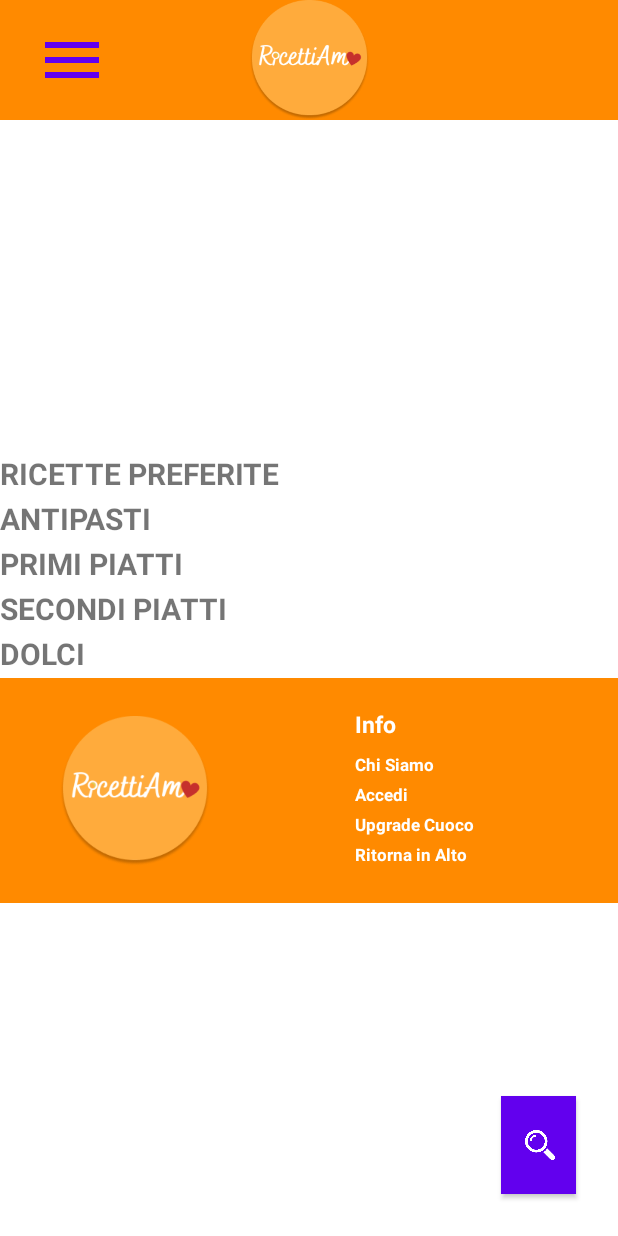
After one commit to filippoarmani/ricettiamo, an Android app: the HomepageActivity screen opened directly, with no data from a screen before it, on a phone screen of 412 x 824 dp. The commit adds this screen. Run offline under Robolectric (Android 15) with nearby library versions, the phone set to English and light mode, and no system bars; our stand-ins replace navigation-ui; 3 statements that could not run were skipped.

Commit message:
homepage - manca da aggiungere le foto tra i titoli delle sezioni - bisogna sostituire il titolo della page in alto con quella corretta - le tree lineette in alto devono essere bianche - il bottone ricerca deve essere arancione (questi ultimi due punti citati possono essere risolti togliendo il colore viola dalla lista color ma credo sia più corretto sostituire il colore primario ma devo vedere dove) - bisogna rendere onClick le textView in basso oppure farle diventare bottoni

```diff
--- /dev/null
+++ b/app/src/main/java/cfgmm/ricettiamo/HomepageActivity.java
@@ -0,0 +1,41 @@
+package cfgmm.ricettiamo;
+
+import android.os.Bundle;
+
+import com.google.android.material.snackbar.Snackbar;
+
+import androidx.appcompat.app.AppCompatActivity;
+
+import android.view.View;
+
+import androidx.navigation.NavController;
+import androidx.navigation.Navigation;
+import androidx.navigation.ui.AppBarConfiguration;
+import androidx.navigation.ui.NavigationUI;
+
+import cfgmm.ricettiamo.databinding.ActivityHomepageBinding;
+
+public class HomepageActivity extends AppCompatActivity {
+
+    private AppBarConfiguration appBarConfiguration;
+    private ActivityHomepageBinding binding;
+
+    @Override
+    protected void onCreate(Bundle savedInstanceState) {
+        super.onCreate(savedInstanceState);
+
+        binding = ActivityHomepageBinding.inflate(getLayoutInflater());
+        setContentView(binding.getRoot());
+
+        NavController navController = Navigation.findNavController(this, R.id.nav_host_fragment_content_homepage);
+        appBarConfiguration = new AppBarConfiguration.Builder(navController.getGraph()).build();
+        NavigationUI.setupActionBarWithNavController(this, navController, appBarConfiguration);
+    }
+
+    @Override
+    public boolean onSupportNavigateUp() {
+        NavController navController = Navigation.findNavController(this, R.id.nav_host_fragment_content_homepage);
+        return NavigationUI.navigateUp(navController, appBarConfiguration)
+                || super.onSupportNavigateUp();
+    }
+}
--- /dev/null
+++ b/app/src/main/res/drawable/ic_baseline_menu_24.xml
@@ -0,0 +1,5 @@
+<vector android:height="24dp" android:tint="#FFFFFF"
+    android:viewportHeight="24" android:viewportWidth="24"
+    android:width="24dp" xmlns:android="http://schemas.android.com/apk/res/android">
+    <path android:fillColor="@android:color/white" android:pathData="M3,18h18v-2L3,16v2zM3,13h18v-2L3,11v2zM3,6v2h18L21,6L3,6z"/>
+</vector>
--- /dev/null
+++ b/app/src/main/res/layout/activity_homepage.xml
@@ -0,0 +1,204 @@
+<?xml version="1.0" encoding="utf-8"?>
+<androidx.constraintlayout.widget.ConstraintLayout xmlns:android="http://schemas.android.com/apk/res/android"
+    xmlns:app="http://schemas.android.com/apk/res-auto"
+    xmlns:tools="http://schemas.android.com/tools"
+    android:layout_width="match_parent"
+    android:layout_height="match_parent"
+    tools:context=".HomepageActivity"
+    android:orientation="horizontal">
+
+    <androidx.constraintlayout.widget.ConstraintLayout
+        android:id="@+id/constraintLayout"
+        android:layout_width="match_parent"
+        android:layout_height="80dp"
+        android:background="@color/orange"
+        android:orientation="vertical"
+        app:layout_constraintEnd_toEndOf="parent"
+        app:layout_constraintStart_toStartOf="parent"
+        app:layout_constraintTop_toTopOf="parent">
+
+        <ImageView
+            android:id="@+id/imageView"
+            android:layout_width="wrap_content"
+            android:layout_height="wrap_content"
+            app:layout_constraintBottom_toBottomOf="parent"
+            app:layout_constraintEnd_toEndOf="parent"
+            app:layout_constraintStart_toStartOf="parent"
+            app:layout_constraintTop_toTopOf="parent"
+            app:srcCompat="@drawable/logo" />
+
+        <Button
+            android:id="@+id/btn_menu"
+            android:layout_width="48dp"
+            android:layout_height="48dp"
+            android:layout_marginStart="24dp"
+            android:layout_marginTop="32dp"
+            android:layout_marginBottom="32dp"
+            android:background="@drawable/ic_baseline_menu_24"
+            app:layout_constraintBottom_toBottomOf="parent"
+            app:layout_constraintStart_toStartOf="parent"
+            app:layout_constraintTop_toTopOf="parent"
+            tools:ignore="SpeakableTextPresentCheck" />
+
+    </androidx.constraintlayout.widget.ConstraintLayout>
+
+    <LinearLayout
+        android:layout_width="match_parent"
+        android:layout_height="wrap_content"
+        android:orientation="vertical"
+        app:layout_constraintBottom_toBottomOf="parent"
+        app:layout_constraintEnd_toEndOf="parent"
+        app:layout_constraintStart_toStartOf="parent"
+        app:layout_constraintTop_toBottomOf="@+id/constraintLayout">
+
+        <TextView
+            android:id="@+id/textViewRicettePreferite"
+            android:layout_width="wrap_content"
+            android:layout_height="30dp"
+            android:layout_weight="1"
+            android:text="@string/ricette_preferite"
+            android:textAllCaps="true"
+            android:textSize="20sp"
+            android:textStyle="bold" />
+
+        <TextView
+            android:id="@+id/textViewAntipasti"
+            android:layout_width="wrap_content"
+            android:layout_height="30dp"
+            android:layout_weight="1"
+            android:textSize="20sp"
+            android:textAllCaps="true"
+            android:text="@string/antipasti"
+            android:textStyle="bold" />
+
+        <TextView
+            android:id="@+id/textViewPrimiPiatti"
+            android:layout_width="wrap_content"
+            android:layout_height="30dp"
+            android:layout_weight="1"
+            android:textSize="20sp"
+            android:textAllCaps="true"
+            android:text="@string/primi_piatti"
+            android:textStyle="bold" />
+
+        <TextView
+            android:id="@+id/textViewSecondiPiatti"
+            android:layout_width="wrap_content"
+            android:layout_height="30dp"
+            android:layout_weight="1"
+            android:textSize="20sp"
+            android:textAllCaps="true"
+            android:text="@string/secondi_piatti"
+            android:textStyle="bold" />
+
+        <TextView
+            android:id="@+id/textViewDolci"
+            android:layout_width="wrap_content"
+            android:layout_height="30dp"
+            android:layout_weight="1"
+            android:textSize="20sp"
+            android:textAllCaps="true"
+            android:text="@string/dolci"
+            android:textStyle="bold" />
+
+        <androidx.constraintlayout.widget.ConstraintLayout
+            android:layout_width="match_parent"
+            android:layout_height="150dp"
+            android:layout_weight="1"
+            android:background="@color/orange"
+            android:orientation="vertical">
+
+            <ImageView
+                android:id="@+id/imageViewBottom"
+                android:layout_width="100dp"
+                android:layout_height="100dp"
+                android:layout_marginStart="40dp"
+                app:layout_constraintBottom_toBottomOf="parent"
+                app:layout_constraintStart_toStartOf="parent"
+                app:layout_constraintTop_toTopOf="parent"
+                app:srcCompat="@drawable/logo" />
+
+            <LinearLayout
+                android:layout_width="wrap_content"
+                android:layout_height="wrap_content"
+                android:orientation="vertical"
+                app:layout_constraintBottom_toBottomOf="parent"
+                app:layout_constraintEnd_toEndOf="parent"
+                app:layout_constraintStart_toEndOf="@+id/imageViewBottom"
+                app:layout_constraintTop_toTopOf="parent">
+
+                <TextView
+                    android:id="@+id/textViewInfo"
+                    android:layout_width="wrap_content"
+                    android:layout_height="30dp"
+                    android:layout_weight="1"
+                    android:text="@string/info"
+                    android:textColor="@color/white"
+                    android:textSize="15sp"
+                    android:textStyle="bold" />
+
+                <!-- aggiungere onClick o far diventare bottoni i quattro seguenti-->
+
+                <TextView
+                    android:id="@+id/textView_ChiSiamo"
+                    android:layout_width="wrap_content"
+                    android:layout_height="20dp"
+                    android:layout_weight="1"
+                    android:background="#00FFFFFF"
+                    android:text="@string/chiSiamo"
+                    android:textColor="@color/white"
+                    android:textSize="11sp"
+                    android:textStyle="bold" />
+
+                <TextView
+                    android:id="@+id/textView_Accedi"
+                    android:layout_width="wrap_content"
+                    android:layout_height="20dp"
+                    android:layout_weight="1"
+                    android:background="#00FFFFFF"
+                    android:text="@string/accedi"
+                    android:textColor="@color/white"
+                    android:textSize="11sp"
+                    android:textStyle="bold" />
+
+                <TextView
+                    android:id="@+id/textView_UpgradeCuoco"
+                    android:layout_width="wrap_content"
+                    android:layout_height="20dp"
+                    android:layout_weight="1"
+                    android:background="#00FFFFFF"
+                    android:text="@string/upgradeCuoco"
+                    android:textColor="@color/white"
+                    android:textSize="11sp"
+                    android:textStyle="bold" />
+
+                <TextView
+                    android:id="@+id/textView_RitornaInAlto"
+                    android:layout_width="wrap_content"
+                    android:layout_height="20dp"
+                    android:layout_weight="1"
+                    android:background="#00FFFFFF"
+                    android:text="@string/ritornaInAlto"
+                    android:textColor="@color/white"
+                    android:textAlignment="textStart"
+                    android:textSize="11sp"
+                    android:textStyle="bold" />
+
+            </LinearLayout>
+        </androidx.constraintlayout.widget.ConstraintLayout>
+    </LinearLayout>
+
+    <Button
+        android:id="@+id/btn_search"
+        android:layout_width="50dp"
+        android:layout_height="65dp"
+        android:layout_marginEnd="28dp"
+        android:layout_marginBottom="28dp"
+        app:icon="@drawable/ic_lente"
+        app:iconSize="20dp"
+        android:background="@color/orang_w"
+        app:layout_constraintBottom_toBottomOf="parent"
+        app:layout_constraintEnd_toEndOf="parent"
+        tools:ignore="SpeakableTextPresentCheck" />
+
+</androidx.constraintlayout.widget.ConstraintLayout>
--- a/app/src/main/res/values/strings.xml
+++ b/app/src/main/res/values/strings.xml
@@ -31,4 +31,25 @@
     <string name="menu_settings">Impostazioni</string>
     <string name="menu_logout">Logout</string>
     <string name="menu_upgrade">Upgrade account</string>
+    <string name="title_activity_homepage">HomepageActivity</string>
+    <!-- Strings used for fragments for navigation -->
+    <string name="first_fragment_label">First Fragment</string>
+    <string name="second_fragment_label">Second Fragment</string>
+    <string name="next">Next</string>
+    <string name="previous">Previous</string>
+
+    <string name="hello_first_fragment">Hello first fragment</string>
+    <string name="hello_second_fragment">Hello second fragment. Arg: %1$s</string>
+
+    <!-- Strings for homepage -->
+    <string name="ricette_preferite">Ricette Preferite</string>
+    <string name="antipasti">Antipasti</string>
+    <string name="primi_piatti">Primi Piatti</string>
+    <string name="secondi_piatti">Secondi Piatti</string>
+    <string name="dolci">Dolci</string>
+    <string name="info">Info</string>
+    <string name="chiSiamo">Chi Siamo</string>
+    <string name="ritornaInAlto">Ritorna in Alto</string>
+    <string name="upgradeCuoco">Upgrade Cuoco</string>
+    <string name="accedi">Accedi</string>
 </resources>
```
Also changed, not shown: app/src/main/AndroidManifest.xml (+9 -0 lines), app/src/main/java/cfgmm/ricettiamo/FirstFragment.java (added, +47 -0 lines), app/src/main/java/cfgmm/ricettiamo/SecondFragment.java (added, +47 -0 lines), app/src/main/res/layout/content_homepage.xml (added, +19 -0 lines), app/src/main/res/layout/fragment_first.xml (added, +28 -0 lines), app/src/main/res/layout/fragment_second.xml (added, +27 -0 lines), app/src/main/res/navigation/nav_graph.xml (added, +28 -0 lines).
